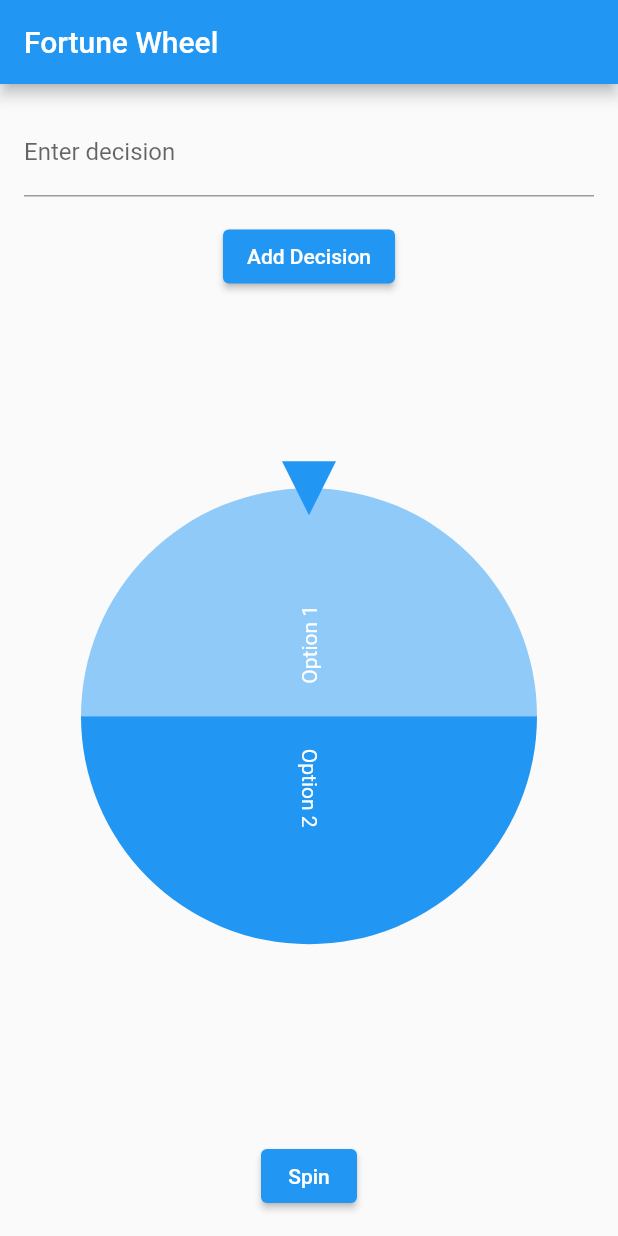
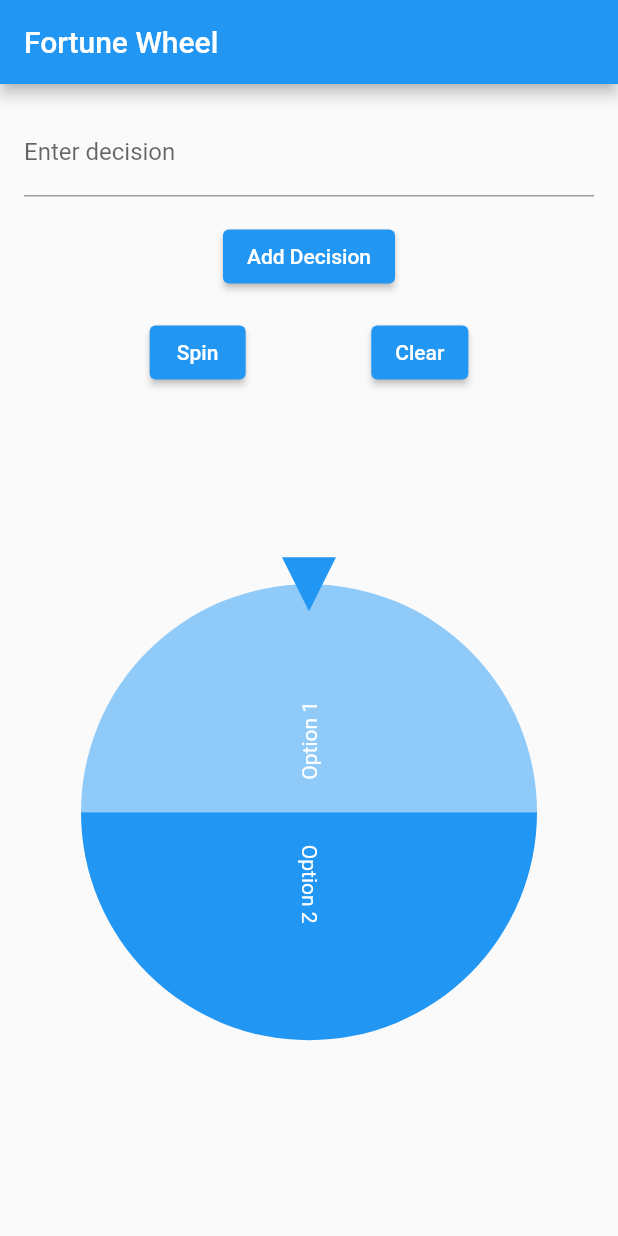
Before and after one commit to au-richard/kismet-mobile, a Flutter app: the screen it shows after launch, after a tap on "Spin", on a phone screen of 412 x 824 dp. Run offline on Flutter 3.47's test engine with Material 2 defaults, Android fonts, the phone set to English and light mode, and no system bars; drawn by our look-alikes of flutter_fortune_wheel.

Commit message:
Adding Spin and Clear buttons.

```diff
--- a/lib/pages/home_screen1.dart
+++ b/lib/pages/home_screen1.dart
@@ -88,6 +88,19 @@ class _HomeScreenState extends State<HomeScreen> {
     _selectedController.sink.add(selected);
   }
 
+  void _clearDecisions() {
+    setState(() {
+      decisions.clear();
+      items = [
+        FortuneItem(child: Text('Option 1')),
+        FortuneItem(child: Text('Option 2')),
+      ];
+      selected = 0; // Reset selected item to 0
+    });
+    _textEditingController.clear(); // Clear the text field
+    _selectedController.sink.add(selected); // Update selected item in stream
+  }
+
   @override
   void dispose() {
     _selectedController.close(); // Close the stream controller
@@ -119,6 +132,33 @@ class _HomeScreenState extends State<HomeScreen> {
               child: const Text('Add Decision'),
             ),
             const SizedBox(height: 16.0),
+            Row(
+              mainAxisAlignment: MainAxisAlignment.spaceEvenly,
+              children: [
+                ElevatedButton(
+                  onPressed: () {
+                    _selectedController.sink
+                        .add(Fortune.randomInt(0, items.length - 1));
+                  },
+                  child: const Text('Spin'),
+                ),
+                ElevatedButton(
+                  onPressed: () {
+                    setState(() {
+                      decisions.clear();
+                      items = [
+                        FortuneItem(child: Text("Option 1")),
+                        FortuneItem(child: Text("Option 2")),
+                      ];
+                      selected = 0;
+                      _selectedController.sink.add(selected);
+                    });
+                  },
+                  child: const Text('Clear'),
+                ),
+              ],
+            ),
+            const SizedBox(height: 16.0),
             Expanded(
               child: FortuneWheel(
                 selected: _selectedController.stream,
@@ -127,11 +167,6 @@ class _HomeScreenState extends State<HomeScreen> {
                 items: items,
               ),
             ),
-            const SizedBox(height: 16.0),
-            ElevatedButton(
-              onPressed: _spinWheel,
-              child: const Text('Spin'),
-            ),
           ],
         ),
       ),
```
